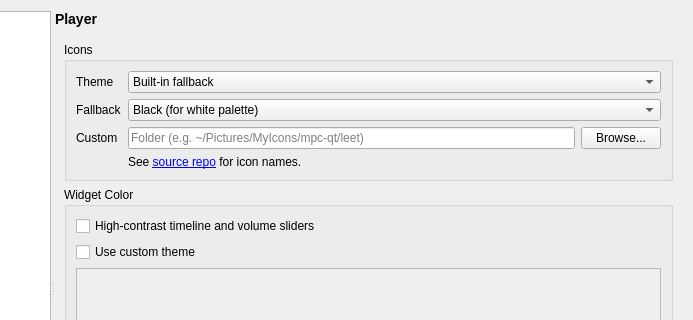
Old version of the form settingswindow.ui in the repository mpc-qt/mpc-qt; both pictures show x 203 to 896 and y 0 to 320 of the 896 by 605 pixel window.
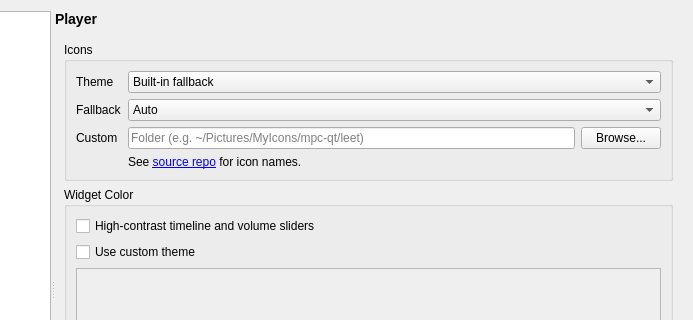
New version of the form. The open tabs and pages were chosen to show the change.

Diff of the .ui file:
```diff
--- a/settingswindow.ui
+++ b/settingswindow.ui
@@ -720,6 +720,11 @@
                   <verstretch>0</verstretch>
                  </sizepolicy>
                 </property>
+                <item>
+                 <property name="text">
+                  <string>Auto</string>
+                 </property>
+                </item>
                 <item>
                  <property name="text">
                   <string>Black (for white palette)</string>
```
